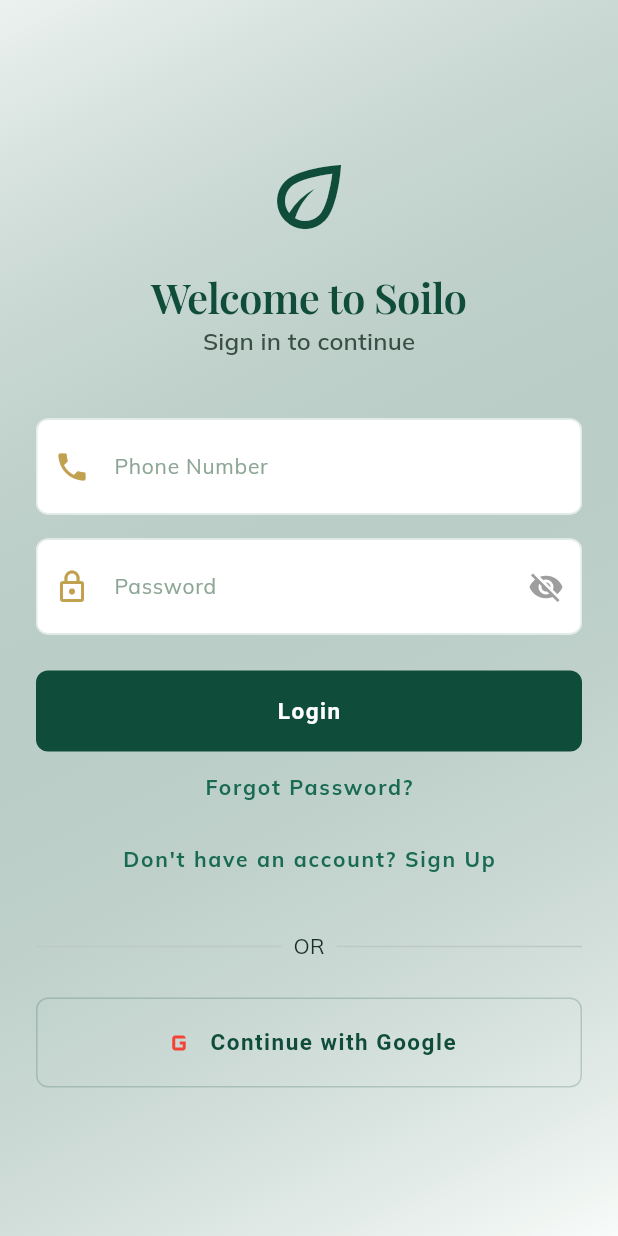
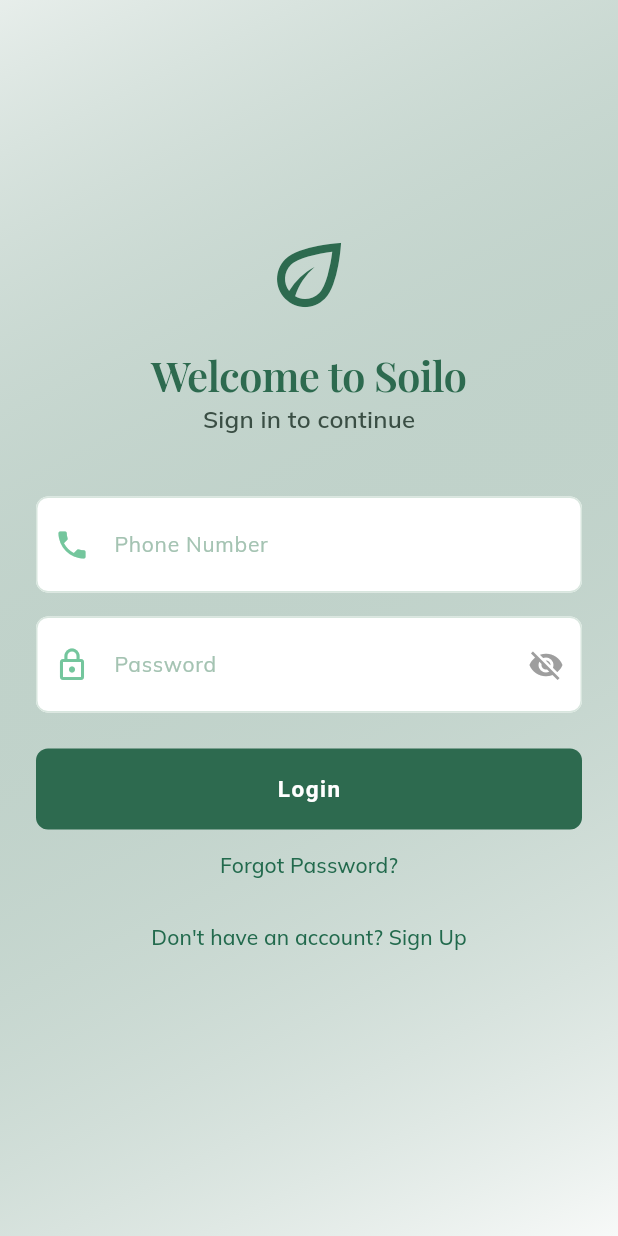
Before and after one commit to DhruvChaurasia9403/soilo_auth, a Flutter app: the screen it shows after launch, on a phone screen of 412 x 824 dp. Run offline on Flutter 3.47's test engine with Material 3 defaults, Android fonts, the phone set to English and light mode, and no system bars; drawn by our look-alikes of flutter_animate; our stand-ins replace cloud_firestore, firebase_auth, firebase_core, flutter_riverpod, go_router, google_fonts; accounts and stored records are empty; generated files the repository leaves out were written again.

Commit message:
UI-FIX: fixed the ui

```diff
--- a/lib/main.dart
+++ b/lib/main.dart
@@ -27,6 +27,7 @@
 
     return MaterialApp.router(
       title: 'Soilo Auth App',
+
       debugShowCheckedModeBanner: false,
       theme: AppThemes.light,
       darkTheme: AppThemes.dark, // 👈 add dark mode
--- a/lib/screens/auth/forgot_password_screen.dart
+++ b/lib/screens/auth/forgot_password_screen.dart
@@ -65,7 +65,7 @@
                   // --- Header Icon ---
                   Icon(
                     Icons.lock_open_outlined, // Indicates "unlocking" account
-                    size: 64,
+                    size: 44,
                     color: themeConfig.primaryColor,
                   ),
                   const SizedBox(height: 16),
@@ -73,7 +73,7 @@
                   // --- Headings ---
                   Text(
                     'Forgot Password?',
-                    style: theme.textTheme.headlineMedium,
+                    style: theme.textTheme.headlineMedium!.copyWith(fontSize: 23),
                     textAlign: TextAlign.center,
                   ),
                   const SizedBox(height: 8),
--- a/lib/screens/auth/login_screen.dart
+++ b/lib/screens/auth/login_screen.dart
@@ -87,7 +87,7 @@
 
                 const SizedBox(height: 24),
 
-                _buildSocialLogin(context, loginState),
+                // _buildSocialLogin(context, loginState),
 
               ],
             ).animate().fadeIn(duration: 500.ms),
@@ -196,33 +196,33 @@
     );
   }
 
-  Widget _buildSocialLogin(BuildContext context, AsyncValue<dynamic> state) {
-    return Column(
-      children: [
-        const Row(
-          children: [
-            Expanded(child: Divider()),
-            Padding(
-              padding: EdgeInsets.symmetric(horizontal: 8.0),
-              child: Text('OR'),
-            ),
-            Expanded(child: Divider()),
-          ],
-        ),
-        const SizedBox(height: 24),
-        SizedBox(
-          width: double.infinity,
-          child: OutlinedButton.icon(
-            icon: const Icon(Icons.g_mobiledata, color: Colors.red, size: 24),
-            label: const Text('Continue with Google'),
-            onPressed: () {
-              ScaffoldMessenger.of(context).showSnackBar(
-                  const SnackBar(content: Text('Google Login Clicked'))
-              );
-            },
-          ),
-        ),
-      ],
-    ).animate().fadeIn(delay: 500.ms);
-  }
+  // Widget _buildSocialLogin(BuildContext context, AsyncValue<dynamic> state) {
+  //   return Column(
+  //     children: [
+  //       const Row(
+  //         children: [
+  //           Expanded(child: Divider()),
+  //           Padding(
+  //             padding: EdgeInsets.symmetric(horizontal: 8.0),
+  //             child: Text('OR'),
+  //           ),
+  //           Expanded(child: Divider()),
+  //         ],
+  //       ),
+  //       const SizedBox(height: 24),
+  //       // SizedBox(
+  //       //   width: double.infinity,
+  //       //   child: OutlinedButton.icon(
+  //       //     icon: const Icon(Icons.g_mobiledata, color: Colors.red, size: 24),
+  //       //     label: const Text('Continue with Google'),
+  //       //     onPressed: () {
+  //       //       ScaffoldMessenger.of(context).showSnackBar(
+  //       //           const SnackBar(content: Text('Google Login Clicked'))
+  //       //       );
+  //       //     },
+  //       //   ),
+  //       // ),
+  //     ],
+  //   ).animate().fadeIn(delay: 500.ms);
+  // }
 }
--- a/lib/screens/auth/otp_verification_screen.dart
+++ b/lib/screens/auth/otp_verification_screen.dart
@@ -172,7 +172,7 @@
               children: [
                 Icon(
                   Icons.phonelink_lock,
-                  size: 64,
+                  size: 44,
                   color: theme.primaryColor,
                 ),
                 const SizedBox(height: 24),
@@ -204,7 +204,7 @@
                           color: themeConfig.textColor,
                         ),
                         decoration: InputDecoration(
-                          labelText: 'OTP Code',
+                          labelText: 'Enter Code',
                           counterText: "",
                           floatingLabelAlignment: FloatingLabelAlignment.center,
                           fillColor: themeConfig.inputFillColor,
--- a/lib/screens/auth/reset_password_screen.dart
+++ b/lib/screens/auth/reset_password_screen.dart
@@ -94,7 +94,7 @@
                   // --- Header Icon ---
                   Icon(
                     Icons.lock_reset,
-                    size: 64,
+                    size: 44,
                     color: themeConfig.primaryColor,
                   ),
                   const SizedBox(height: 16),
--- a/lib/screens/auth/signup_screen.dart
+++ b/lib/screens/auth/signup_screen.dart
@@ -64,7 +64,7 @@
                 children: [
                   Icon(
                     Icons.person_add_outlined,
-                    size: 64,
+                    size: 44,
                     color: themeConfig.primaryColor,
                   ),
                   const SizedBox(height: 16),
@@ -75,7 +75,7 @@
                   ),
                   const SizedBox(height: 8),
                   Text(
-                    'Join our community today',
+                    'Welcome to Soilo!',
                     style: theme.textTheme.titleMedium,
                     textAlign: TextAlign.center,
                   ),
@@ -100,7 +100,7 @@
                         // Phone
                         TextFormField(
                           controller: _phoneController,
-                          keyboardType: TextInputType.phone,
+                          keyboardType: TextInputType.number,
                           decoration: const InputDecoration(
                             labelText: 'Phone Number',
                             prefixIcon: Icon(Icons.phone_outlined),
@@ -122,7 +122,6 @@
                           value: _selectedRole,
                           hint: const Text('Select Your Role'),
                           decoration: const InputDecoration(
-                            labelText: 'Role',
                             prefixIcon: Icon(Icons.work_outline),
                           ),
                           items: UserRole.values.map((role) {
--- a/lib/themes/app_factory.dart
+++ b/lib/themes/app_factory.dart
@@ -89,7 +89,7 @@
     );
   }
 
-  // FIXED: Changed parameter type to 'covariant ThemeConfig?' to match Flutter requirements
+  // --- ERROR FIXED HERE: Added 'covariant' ---
   @override
   ThemeConfig lerp(covariant ThemeConfig? other, double t) {
     if (other == null) return this;
@@ -105,20 +105,14 @@
   ThemeData createTheme() {
     final brightness = config.isDark ? Brightness.dark : Brightness.light;
 
-    // Create base scheme
-    final ColorScheme baseScheme = ColorScheme.fromSeed(
+    final ColorScheme scheme = ColorScheme.fromSeed(
       seedColor: config.primaryColor,
       brightness: brightness,
       error: config.errorColor,
       secondary: config.accentColor,
+      surface: config.isDark ? const Color(0xFF121212) : config.scaffoldBg,
     );
 
-    // Apply surface color override safely
-    final ColorScheme scheme = baseScheme.copyWith(
-      surface: config.isDark ? const Color(0xFF152922) : Colors.white,
-    );
-
-    // --- TYPOGRAPHY STRATEGY ---
     final TextTheme baseTextTheme = GoogleFonts.mulishTextTheme(
       config.isDark ? ThemeData.dark().textTheme : ThemeData.light().textTheme,
     );
@@ -127,6 +121,7 @@
       bodyColor: config.textColor,
       displayColor: config.textColor,
     ).copyWith(
+      // Expensive Looking Headers (Serif)
       displayMedium: GoogleFonts.playfairDisplay(
         fontSize: 48,
         fontWeight: FontWeight.w700,
@@ -151,11 +146,6 @@
         fontSize: 16,
         color: config.isDark ? Colors.grey[300] : const Color(0xFF3A4E44),
         fontWeight: FontWeight.w600,
-      ),
-      labelLarge: baseTextTheme.labelLarge?.copyWith(
-        letterSpacing: 1.2,
-        fontWeight: FontWeight.w700,
-        fontSize: 14,
       ),
     );
 
@@ -196,11 +186,17 @@
         contentPadding: const EdgeInsets.symmetric(horizontal: 20, vertical: 20),
         border: OutlineInputBorder(
           borderRadius: BorderRadius.circular(8),
-          borderSide: BorderSide(color: config.inputBorder, width: 1),
+          borderSide: BorderSide(
+              color: config.inputBorder,
+              width: config.inputBorder == Colors.transparent ? 0 : 1
+          ),
         ),
         enabledBorder: OutlineInputBorder(
           borderRadius: BorderRadius.circular(8),
-          borderSide: BorderSide(color: config.inputBorder, width: 1),
+          borderSide: BorderSide(
+              color: config.inputBorder,
+              width: config.inputBorder == Colors.transparent ? 0 : 1
+          ),
         ),
         focusedBorder: OutlineInputBorder(
           borderRadius: BorderRadius.circular(8),
@@ -218,7 +214,7 @@
       elevatedButtonTheme: ElevatedButtonThemeData(
         style: ElevatedButton.styleFrom(
           backgroundColor: config.primaryColor,
-          foregroundColor: Colors.white,
+          foregroundColor: config.isDark ? Colors.white : Colors.white,
           padding: const EdgeInsets.symmetric(vertical: 18, horizontal: 32),
           elevation: 0,
           shadowColor: Colors.transparent,
@@ -255,7 +251,7 @@
 
       cardTheme: CardThemeData(
         elevation: 0,
-        color: config.isDark ? const Color(0xFF152922) : Colors.white,
+        color: config.isDark ? const Color(0xFF1E1E1E) : Colors.white,
         surfaceTintColor: Colors.transparent,
         shape: RoundedRectangleBorder(
           borderRadius: BorderRadius.circular(12),
@@ -268,7 +264,7 @@
       ),
 
       dialogTheme: DialogThemeData(
-        backgroundColor: config.isDark ? const Color(0xFF152922) : Colors.white,
+        backgroundColor: config.isDark ? const Color(0xFF1E1E1E) : Colors.white,
         shape: RoundedRectangleBorder(borderRadius: BorderRadius.circular(12)),
         titleTextStyle: GoogleFonts.playfairDisplay(
           fontSize: 22,
--- a/lib/themes/app_themes.dart
+++ b/lib/themes/app_themes.dart
@@ -2,100 +2,91 @@
 import 'app_factory.dart';
 
 class AppThemes {
-  // --- Premium Green & Gold Palette ---
-  // Deep, rich emerald for a sense of stability and wealth
-  static const Color primary = Color(0xFF0F4C3A);
+  // ===========================================================================
+  // LIGHT THEME PALETTE (New: Green, Expensive, Light)
+  // ===========================================================================
+  static const Color _lightPrimary = Color(0xFF2D6A4F); // "Forest Fern" - Rich & Natural
+  static const Color _lightAccent = Color(0xFF52B788);  // "Fresh Mint"
+  static const Color _lightSecondary = Color(0xFF74C69D);
 
-  // Lighter sage/forest tone for secondary elements
-  static const Color primaryLight = Color(0xFF37745B);
+  static const Color _lightBg = Color(0xFFF7F9F8); // "Mint Cream" - Premium Off-White
+  static const Color _lightText = Color(0xFF1B4332); // Deep Green-Black text
 
-  // Matte Gold for a luxurious accent without being flashy
-  static const Color accent = Color(0xFFC1A150);
+  static const Color _lightInputFill = Colors.white;
+  static const Color _lightInputBorder = Color(0xFFD8E6DE); // Subtle green-grey border
 
-  // --- Backgrounds ---
-  // Very subtle mint-tinted white for a fresh, airy feel
-  static const Color _lightScaffoldBg = Color(0xFFF8FBF9);
-  // Rich, dark charcoal green for dark mode (optional, but included)
-  static const Color _darkScaffoldBg = Color(0xFF051F18);
+  // ===========================================================================
+  // DARK THEME PALETTE (Original: Deep Teal & Amber)
+  // ===========================================================================
+  static const Color _darkPrimary = Color(0xFF004D40); // Original Deep Teal
+  static const Color _darkPrimaryLight = Color(0xFF00796B);
+  static const Color _darkAccent = Color(0xFFFFA726); // Original Warm Amber
 
-  // --- Inputs ---
-  // Pure white inputs with subtle borders look more premium than grey filled ones
-  static const Color _lightInputFill = Colors.white;
-  static final Color _darkInputFill = Colors.white.withOpacity(0.05);
+  static const Color _darkBg = Color(0xFF121212); // Original Dark Grey
+  static const Color _darkText = Color(0xFFE0E0E0); // Original Off-White text
 
-  // --- Text Colors ---
-  static const Color _lightText = Color(0xFF1A2E26); // Dark green-grey, softer than black
-  static const Color _darkText = Color(0xFFE2E8E5);
+  static final Color _darkInputFill = Colors.grey.shade800.withOpacity(0.5);
 
-  // --- Gradients ---
-  // Very subtle top-down gradient for the background
-  static final Color _lightGradientStart = primary.withOpacity(0.05);
-  static const Color _lightGradientEnd = _lightScaffoldBg;
-
-  static final Color _darkGradientStart = primary.withOpacity(0.3);
-  static const Color _darkGradientEnd = _darkScaffoldBg;
 
   // ----------------------------------------------------------------
-  // LIGHT THEME (Premium)
+  // LIGHT THEME CONFIGURATION
   // ----------------------------------------------------------------
   static ThemeData light = ThemeFactory(
     config: ThemeConfig(
-      primaryColor: primary,
-      accentColor: accent,
-      lightAccent: primaryLight,
+      primaryColor: _lightPrimary,
+      accentColor: _lightAccent,
+      lightAccent: _lightSecondary,
       isDark: false,
 
-      // Clean, expensive looking background
-      scaffoldBg: _lightScaffoldBg,
+      scaffoldBg: _lightBg,
       appBarBg: Colors.transparent,
       textColor: _lightText,
 
-      // Sleek Inputs
+      // Premium Light Inputs
       inputFillColor: _lightInputFill,
-      inputLabel: Color(0xFF8DA696), // Muted sage text
-      inputFloatingLabel: primary,
-      inputPrefixIcon: accent, // Gold icons
-      inputBorder: Color(0xFFE0ECE5), // Very light green border
-      inputFocusedBorder: primary,
+      inputLabel: Color(0xFFA4C3B2),
+      inputFloatingLabel: _lightPrimary,
+      inputPrefixIcon: _lightSecondary,
+      inputBorder: _lightInputBorder,
+      inputFocusedBorder: _lightPrimary,
 
-      // Feedback
-      errorColor: Color(0xFFB00020),
-      progressColor: accent,
-      snackBarBg: primary,
+      errorColor: Color(0xFFD32F2F),
+      progressColor: _lightAccent,
+      snackBarBg: _lightPrimary,
 
-      // Ambient Gradient
-      gradientStart: _lightGradientStart,
-      gradientEnd: _lightGradientEnd,
+      gradientStart: _lightPrimary.withOpacity(0.08),
+      gradientEnd: _lightBg,
     ),
   ).createTheme();
 
   // ----------------------------------------------------------------
-  // DARK THEME (Luxury Night)
+  // DARK THEME CONFIGURATION (Restored to Original)
   // ----------------------------------------------------------------
   static ThemeData dark = ThemeFactory(
     config: ThemeConfig(
-      primaryColor: primaryLight,
-      accentColor: accent,
-      lightAccent: primary,
+      primaryColor: _darkPrimaryLight, // Dark mode uses lighter teal (from original)
+      accentColor: _darkAccent,
+      lightAccent: _darkPrimary,
       isDark: true,
 
-      scaffoldBg: _darkScaffoldBg,
+      scaffoldBg: _darkBg,
       appBarBg: Colors.transparent,
       textColor: _darkText,
 
+      // Original Dark Inputs
       inputFillColor: _darkInputFill,
-      inputLabel: Colors.white38,
-      inputFloatingLabel: accent,
-      inputPrefixIcon: accent,
-      inputBorder: Colors.white10,
-      inputFocusedBorder: accent,
+      inputLabel: Colors.grey,
+      inputFloatingLabel: _darkPrimaryLight,
+      inputPrefixIcon: _darkText,
+      inputBorder: Colors.transparent,
+      inputFocusedBorder: _darkPrimaryLight,
 
-      errorColor: Color(0xFFCF6679),
-      progressColor: accent,
-      snackBarBg: Color(0xFF0F2920),
+      errorColor: Colors.red.shade400,
+      progressColor: _darkPrimaryLight,
+      snackBarBg: const Color(0xFF1E1E1E),
 
-      gradientStart: _darkGradientStart,
-      gradientEnd: _darkGradientEnd,
+      gradientStart: _darkPrimaryLight.withOpacity(0.2),
+      gradientEnd: _darkBg,
     ),
   ).createTheme();
 }
```
